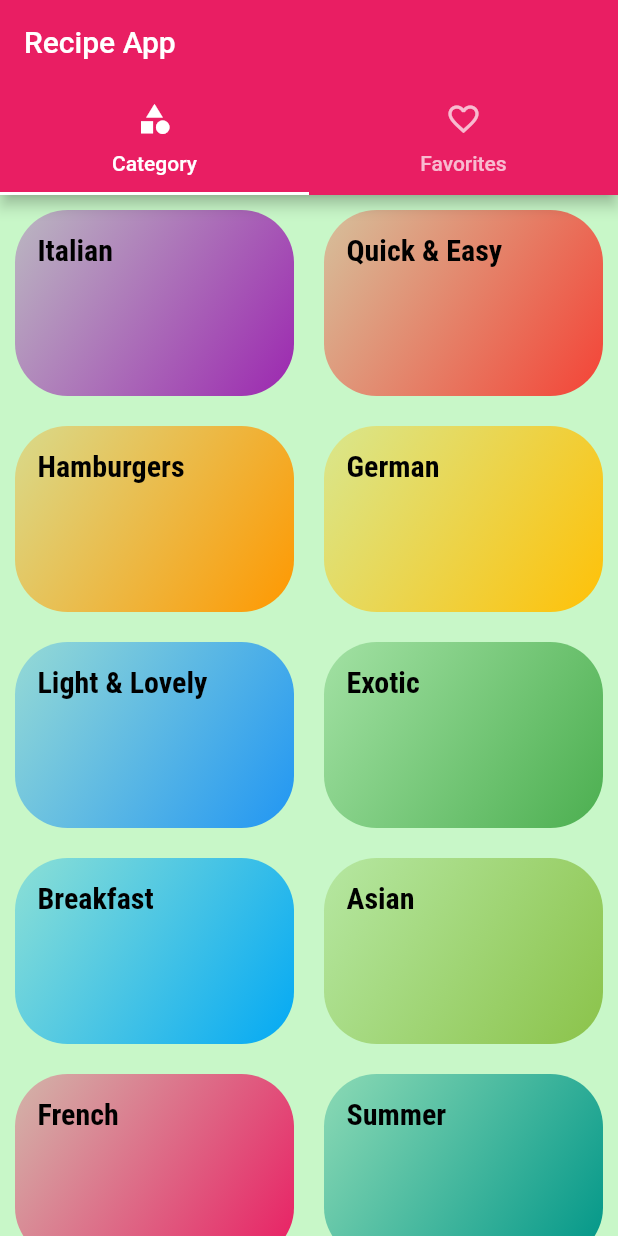
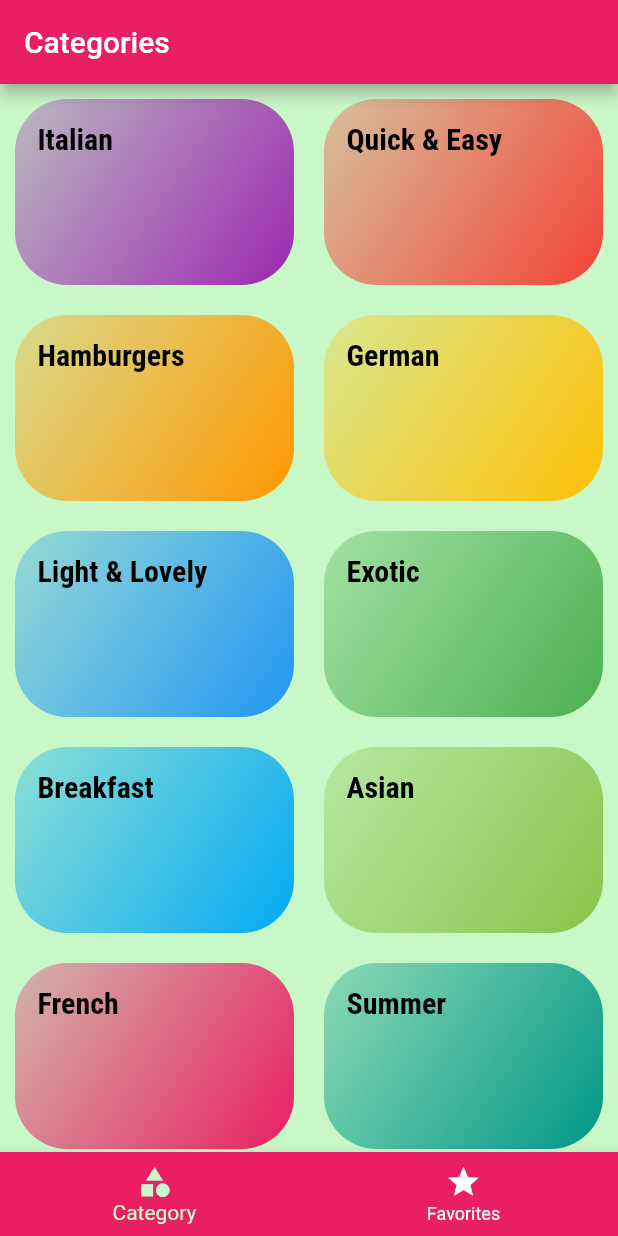
Before and after one commit to Khawajafakhar/MealsApp, a Flutter app: the screen it shows after launch, on a phone screen of 412 x 824 dp. Run offline on Flutter 3.47's test engine with Material 2 defaults, Android fonts, the phone set to English and light mode, and no system bars.

Commit message:
Bottom navigation Bar Added

```diff
--- a/lib/Screens/catagories_screen.dart
+++ b/lib/Screens/catagories_screen.dart
@@ -10,7 +10,7 @@ class CategoriesScreen extends StatelessWidget {
   @override
   Widget build(BuildContext context) {
     return Scaffold(
-      body: Container(color: Theme.of(context).backgroundColor,
+      body:  Container(color: Theme.of(context).backgroundColor,
         child: GridView(padding: const EdgeInsets.all(10),
             gridDelegate: const SliverGridDelegateWithMaxCrossAxisExtent(
                 maxCrossAxisExtent: 200,
@@ -21,5 +21,6 @@ class CategoriesScreen extends StatelessWidget {
           ),
       ),
       );
+
   }
 }
--- a/lib/Screens/tabs_screen.dart
+++ b/lib/Screens/tabs_screen.dart
@@ -10,24 +10,41 @@ class TabsScreen extends StatefulWidget {
 }
 
 class _TabsScreenState extends State<TabsScreen> {
+  final List<Map<String, dynamic>> _pages = [
+    {'page': const CategoriesScreen(), 'title': 'Categories'},
+    {'page': const FavoriteScreen(), 'title': 'Favorites'}
+  ];
+
+  int _selectedTabIndex = 0;
+
+  void _selectedTab(int i) {
+    setState(() {
+      _selectedTabIndex = i;
+    });
+  }
+
   @override
   Widget build(BuildContext context) {
-    return DefaultTabController(
-        length: 2,
-        child: Scaffold(
-          appBar: AppBar(
-            title: const Text('Recipe App'),
-            backgroundColor: Theme.of(context).primaryColor,
-            bottom: const TabBar(tabs: [
-              Tab(
-                icon: Icon(Icons.category),
-                text: 'Category',
-              ),
-              Tab(icon: Icon(Icons.favorite_border), text: 'Favorites'),
-            ]),
-          ),
-          body: const TabBarView(
-              children: [CategoriesScreen(), FavoriteScreen()]),
-        ));
+    return Scaffold(
+      appBar: AppBar(
+        title: Text(_pages[_selectedTabIndex]['title']),
+        backgroundColor: Theme.of(context).primaryColor,
+      ),
+      body: Container(
+          color: Theme.of(context).backgroundColor,
+          child: _pages[_selectedTabIndex]['page']),
+      bottomNavigationBar: BottomNavigationBar(
+          backgroundColor: Theme.of(context).primaryColor,
+          onTap: _selectedTab,
+          selectedItemColor: Theme.of(context).backgroundColor,
+          unselectedItemColor: Theme.of(context).colorScheme.secondary,
+          currentIndex: _selectedTabIndex,
+          //type: BottomNavigationBarType.shifting,
+          items: const [
+            BottomNavigationBarItem(
+                icon: Icon(Icons.category), label: 'Category'),
+            BottomNavigationBarItem(icon: Icon(Icons.star), label: 'Favorites')
+          ]),
+    );
   }
 }
```
Lines whose indentation alone changed are shown as unchanged.
